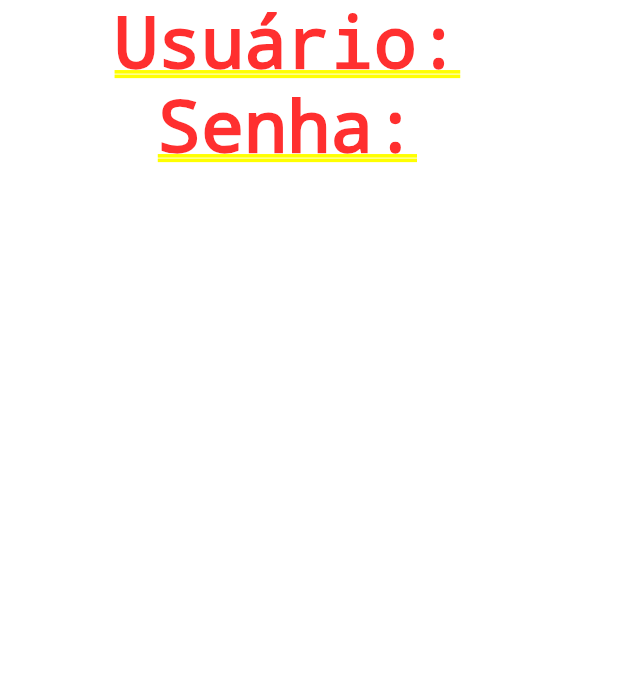
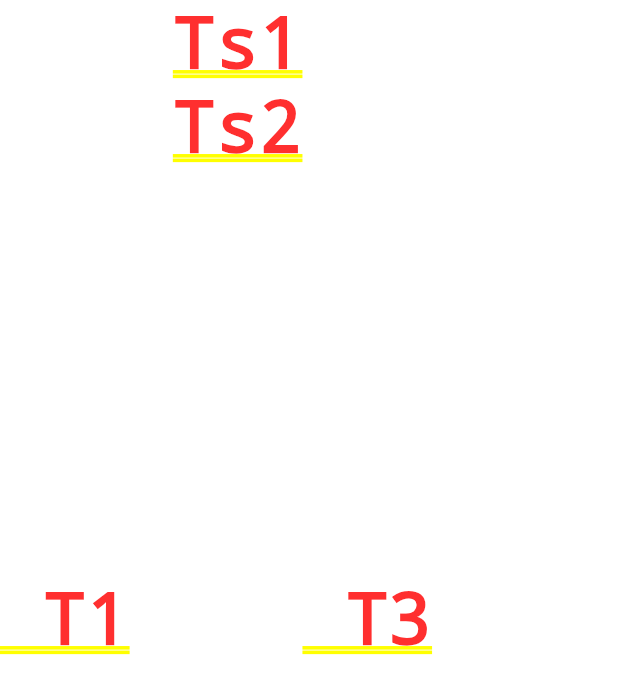
Before and after one commit to natanlbispo/flutter, a Flutter app: the screen it shows after launch, on a phone screen of 412 x 824 dp. Shown: the top 694 px of the screen. Run offline on Flutter 3.47's test engine with Material 2 defaults, Android fonts, the phone set to English and light mode, and no system bars.

Commit message:
udemy aap 2

```diff
--- a/udemy_01/lib/main.dart
+++ b/udemy_01/lib/main.dart
@@ -3,10 +3,11 @@ import 'package:flutter/material.dart';
 void main() {
   runApp(new MaterialApp(
     title: 'Frase do Dia',
-    home: Column(
+    home: Row(
       children: <Widget>[
-        Text("Usuário: "),
-        Text("Senha: "),
+        Text(" T1 "),
+        Column(children: <Widget>[Text('Ts1'), Text('Ts2')]),
+        Text(' T3 '),
       ],
     ),
     // home: Container(color: Colors.amber),
```
